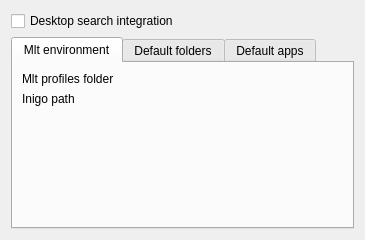
This is src/widgets/configenv_ui.ui in KDE/kdenlive as Qt 5 draws it before an edit. The edited form follows.
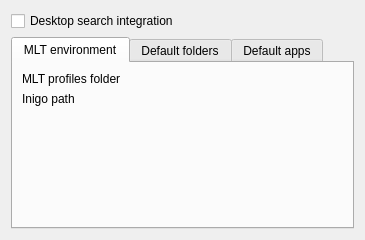
This is the edited form. Custom widgets are drawn as their Qt base class.

What changed in the file:
```diff
--- a/src/widgets/configenv_ui.ui
+++ b/src/widgets/configenv_ui.ui
@@ -24,13 +24,13 @@
      </property>
      <widget class="QWidget" name="tab" >
       <attribute name="title" >
-       <string>Mlt environment</string>
+       <string>MLT environment</string>
       </attribute>
       <layout class="QGridLayout" name="gridLayout_4" >
        <item row="0" column="0" >
         <widget class="QLabel" name="label" >
          <property name="text" >
-          <string>Mlt profiles folder</string>
+          <string>MLT profiles folder</string>
          </property>
         </widget>
        </item>
```
